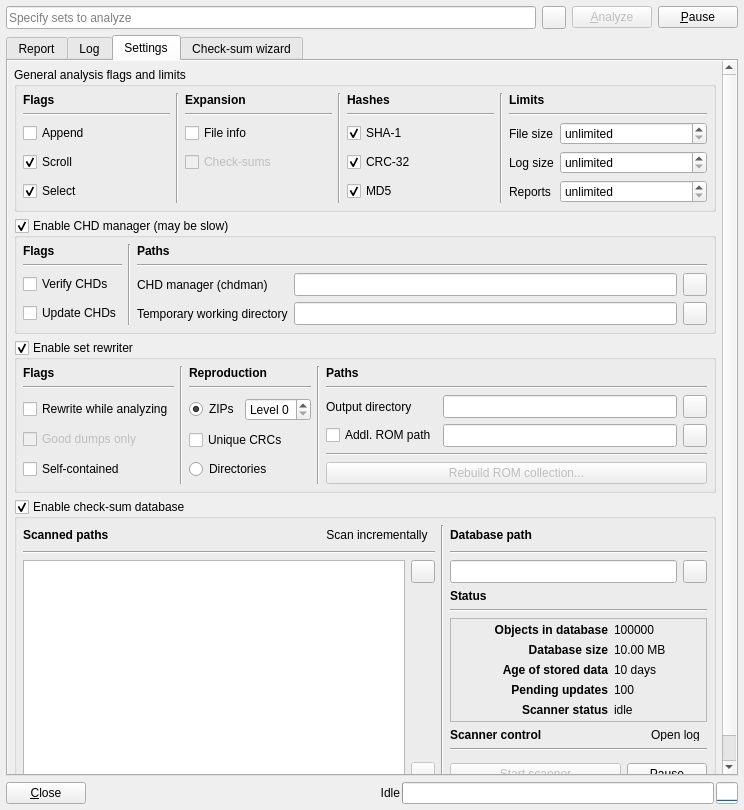
Before: the Qt Designer form romalyzer.ui in qmc2/qmc2-mame-fe, drawn with Qt 5.
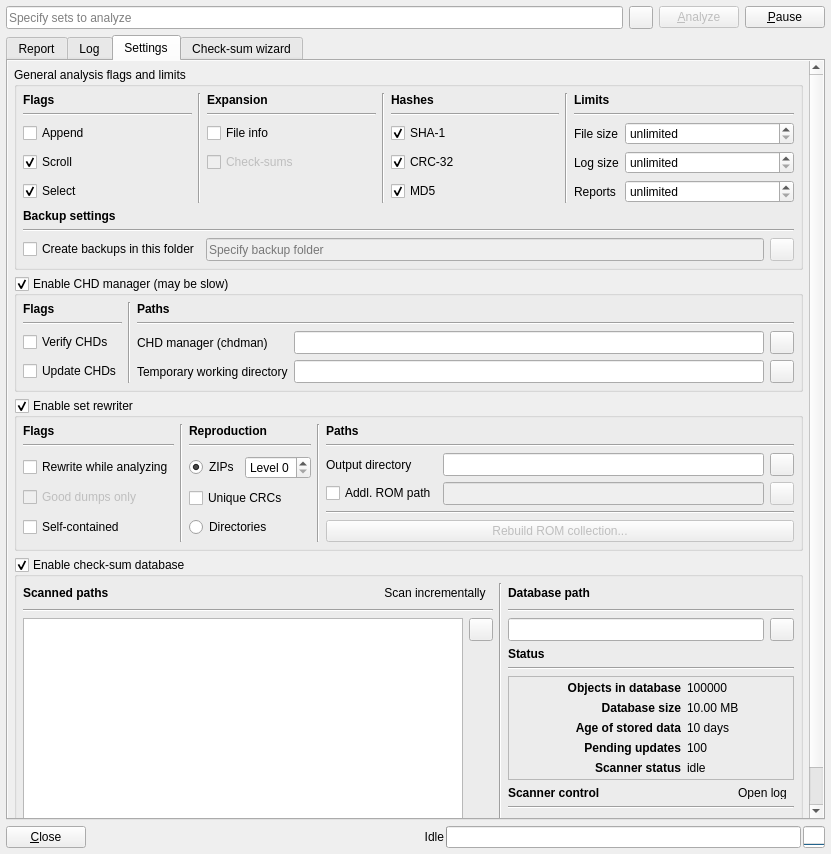
After: the same form once the commit is applied. The open tabs and pages were chosen to show the change. Icons and pictures are not drawn.

Commit message: new: ROMAlyzer: added a new 'create backups' option that will create backup copies of all existing files that are going to be modified / overwritten

```diff
--- a/romalyzer.ui
+++ b/romalyzer.ui
@@ -7,8 +7,8 @@
    <rect>
     <x>0</x>
     <y>0</y>
-    <width>744</width>
-    <height>810</height>
+    <width>831</width>
+    <height>854</height>
    </rect>
   </property>
   <property name="windowTitle">
@@ -328,8 +328,8 @@
            <rect>
             <x>0</x>
             <y>0</y>
-            <width>728</width>
-            <height>714</height>
+            <width>815</width>
+            <height>758</height>
            </rect>
           </property>
           <layout class="QGridLayout" name="gridLayoutScrollAreeaSettings" rowstretch="0,0,0,1,0">
@@ -410,6 +410,9 @@
                 </item>
                 <item row="3" column="6">
                  <widget class="QToolButton" name="toolButtonBrowseSetRewriterAdditionalRomPath">
+                  <property name="enabled">
+                   <bool>false</bool>
+                  </property>
                   <property name="sizePolicy">
                    <sizepolicy hsizetype="Fixed" vsizetype="Minimum">
                     <horstretch>0</horstretch>
@@ -450,6 +453,9 @@
                 </item>
                 <item row="3" column="5">
                  <widget class="QLineEdit" name="lineEditSetRewriterAdditionalRomPath">
+                  <property name="enabled">
+                   <bool>false</bool>
+                  </property>
                   <property name="sizePolicy">
                    <sizepolicy hsizetype="MinimumExpanding" vsizetype="Minimum">
                     <horstretch>0</horstretch>
@@ -939,6 +945,73 @@
                   </property>
                  </widget>
                 </item>
+                <item row="7" column="0" colspan="8">
+                 <layout class="QHBoxLayout" name="horizontalLayout_7">
+                  <item>
+                   <widget class="QCheckBox" name="checkBoxCreateBackups">
+                    <property name="toolTip">
+                     <string>Create backups whenever modifying / overwriting files by copying them to the specified folder</string>
+                    </property>
+                    <property name="text">
+                     <string>Create backups in this folder</string>
+                    </property>
+                   </widget>
+                  </item>
+                  <item>
+                   <widget class="QLineEdit" name="lineEditBackupFolder">
+                    <property name="enabled">
+                     <bool>false</bool>
+                    </property>
+                    <property name="sizePolicy">
+                     <sizepolicy hsizetype="MinimumExpanding" vsizetype="Minimum">
+                      <horstretch>0</horstretch>
+                      <verstretch>0</verstretch>
+                     </sizepolicy>
+                    </property>
+                    <property name="toolTip">
+                     <string>Backup folder (write)</string>
+                    </property>
+                    <property name="placeholderText">
+                     <string>Specify backup folder</string>
+                    </property>
+                   </widget>
+                  </item>
+                  <item>
+                   <widget class="QToolButton" name="toolButtonBrowseBackupFolder">
+                    <property name="enabled">
+                     <bool>false</bool>
+                    </property>
+                    <property name="sizePolicy">
+                     <sizepolicy hsizetype="Fixed" vsizetype="Minimum">
+                      <horstretch>0</horstretch>
+                      <verstretch>0</verstretch>
+                     </sizepolicy>
+                    </property>
+                    <property name="toolTip">
+                     <string>Browse the backup folder</string>
+                    </property>
+                    <property name="icon">
+                     <iconset resource="qmc2.qrc">
+                      <normaloff>:/data/img/fileopen.png</normaloff>:/data/img/fileopen.png</iconset>
+                    </property>
+                   </widget>
+                  </item>
+                 </layout>
+                </item>
+                <item row="5" column="0" colspan="8">
+                 <widget class="QLabel" name="label">
+                  <property name="text">
+                   <string>&lt;html&gt;&lt;head/&gt;&lt;body&gt;&lt;p&gt;&lt;span style=&quot; font-weight:600;&quot;&gt;Backup settings&lt;/span&gt;&lt;/p&gt;&lt;/body&gt;&lt;/html&gt;</string>
+                  </property>
+                 </widget>
+                </item>
+                <item row="6" column="0" colspan="8">
+                 <widget class="Line" name="line_21">
+                  <property name="orientation">
+                   <enum>Qt::Horizontal</enum>
+                  </property>
+                 </widget>
+                </item>
                </layout>
               </item>
              </layout>
```
Left out of the diff: 85 changed lines with no effect on the pictures. The commit also changes 17 other files.
